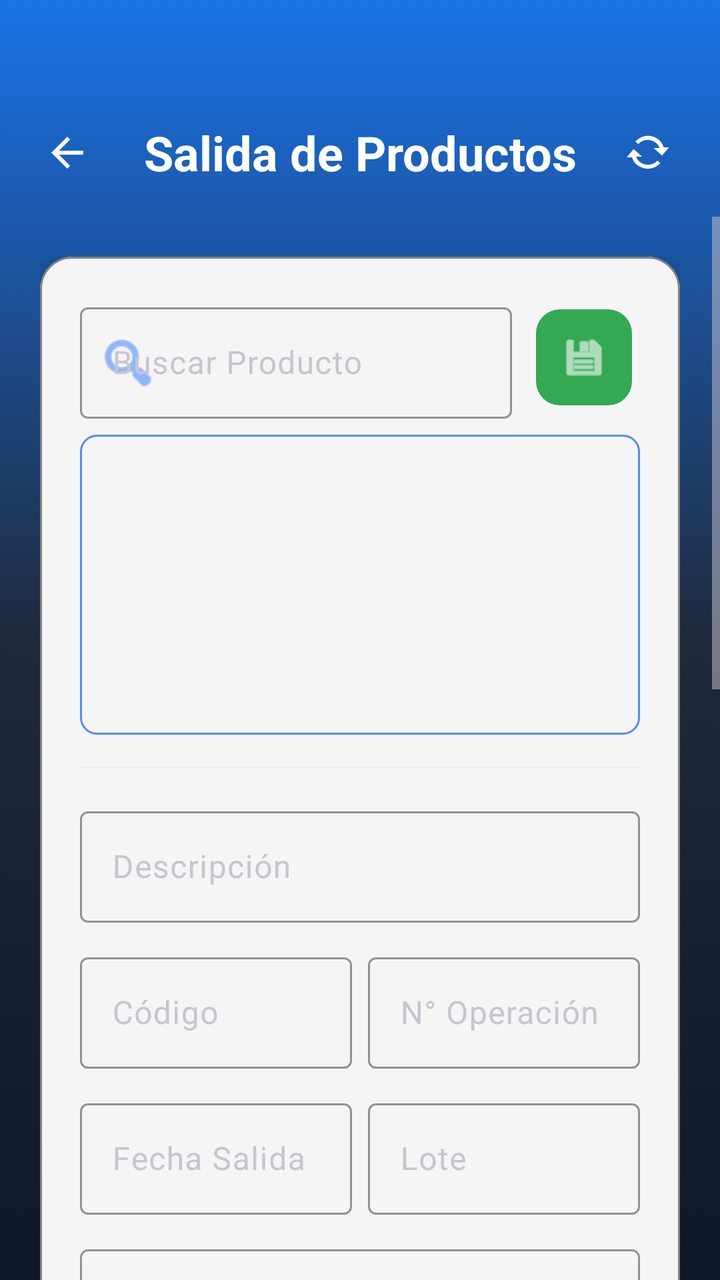
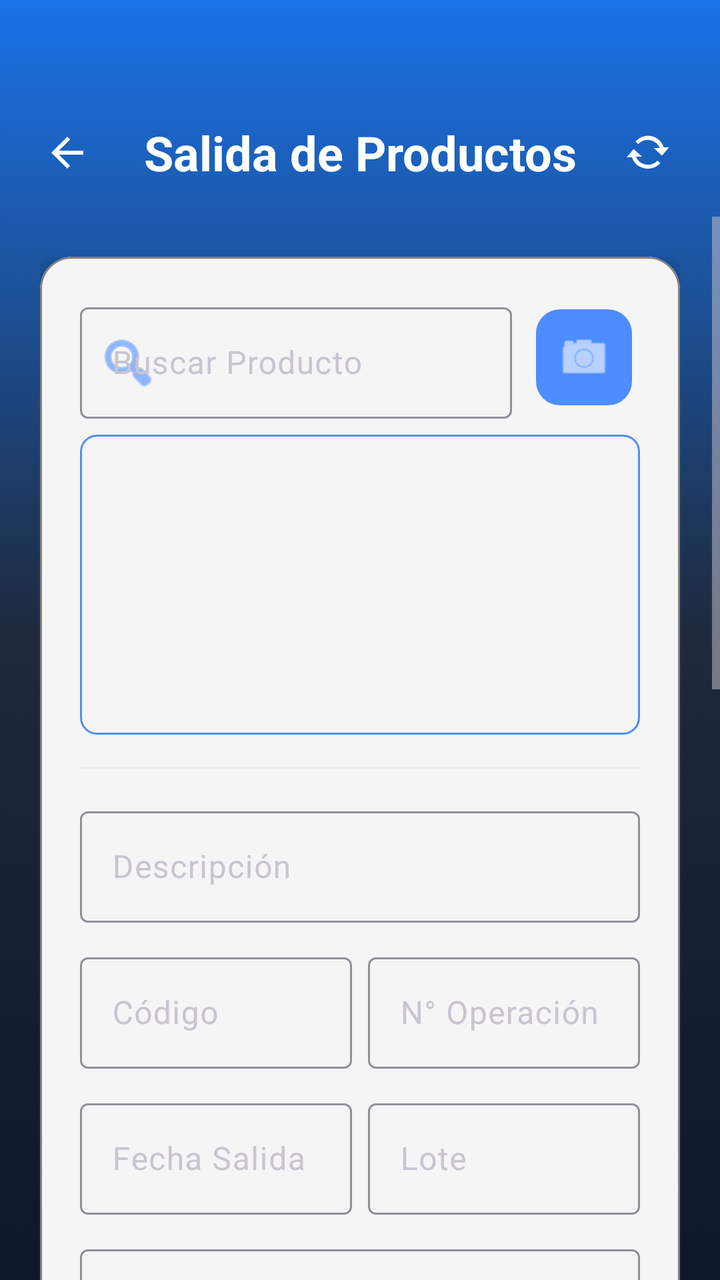

Screens rendered from an Android XML layout before and after an edit, with the pre-edit source and the edit as a unified diff.
<!-- AndroidManifest.xml: application theme Theme.InventarioApp -->
<!-- res/layout/activity_salida_productos.xml -->
<?xml version="1.0" encoding="utf-8"?>
<androidx.constraintlayout.widget.ConstraintLayout xmlns:android="http://schemas.android.com/apk/res/android"
    xmlns:app="http://schemas.android.com/apk/res-auto"
    xmlns:tools="http://schemas.android.com/tools"
    android:layout_width="match_parent"
    android:layout_height="match_parent"
    android:background="@drawable/fondo_degradado">

    
    <TextView
        android:id="@+id/tvTituloSalida"
        android:layout_width="wrap_content"
        android:layout_height="wrap_content"
        android:layout_marginTop="60dp"
        android:gravity="center"
        android:text="@string/title_salida"
        android:textColor="@color/white"
        android:textSize="24sp"
        android:textStyle="bold"
        app:layout_constraintEnd_toEndOf="parent"
        app:layout_constraintStart_toStartOf="parent"
        app:layout_constraintTop_toTopOf="parent" />

    <ImageButton
        android:id="@+id/btnBack"
        android:layout_width="51dp"
        android:layout_height="56dp"
        android:layout_marginStart="8dp"
        android:background="?attr/selectableItemBackgroundBorderless"
        android:contentDescription="@string/btn_volver"
        android:elevation="8dp"
        android:padding="12dp"
        android:src="@drawable/ic_back"
        app:layout_constraintBottom_toBottomOf="@id/tvTituloSalida"
        app:layout_constraintStart_toStartOf="parent"
        app:layout_constraintTop_toTopOf="@id/tvTituloSalida"
        app:tint="@color/white" />

    <ImageButton
        android:id="@+id/btnActualizar"
        android:layout_width="40dp"
        android:layout_height="40dp"
        android:layout_marginEnd="16dp"
        android:background="?attr/selectableItemBackgroundBorderless"
        android:contentDescription="@string/btn_actualizar"
        android:padding="8dp"
        android:src="@android:drawable/stat_notify_sync"
        app:layout_constraintBottom_toBottomOf="@id/tvTituloSalida"
        app:layout_constraintEnd_toEndOf="parent"
        app:layout_constraintTop_toTopOf="@id/tvTituloSalida"
        app:tint="@color/white" />

    
    <ScrollView
        android:layout_width="match_parent"
        android:layout_height="0dp"
        android:layout_marginTop="16dp"
        android:fillViewport="true"
        app:layout_constraintBottom_toBottomOf="parent"
        app:layout_constraintTop_toBottomOf="@id/tvTituloSalida">

        <LinearLayout
            android:layout_width="match_parent"
            android:layout_height="wrap_content"
            android:orientation="vertical"
            android:padding="20dp">

            <com.google.android.material.card.MaterialCardView
                android:layout_width="match_parent"
                android:layout_height="wrap_content"
                app:cardCornerRadius="16dp"
                app:cardElevation="4dp"
                app:cardBackgroundColor="@color/smoke_white"
                app:strokeWidth="1dp"
                app:strokeColor="@color/gray">

                <LinearLayout
                    android:layout_width="match_parent"
                    android:layout_height="wrap_content"
                    android:orientation="vertical"
                    android:padding="20dp">

                    
                    <LinearLayout
                        android:layout_width="match_parent"
                        android:layout_height="wrap_content"
                        android:gravity="center_vertical"
                        android:orientation="horizontal">

                        <com.google.android.material.textfield.TextInputLayout
                            android:id="@+id/tilBusqueda"
                            style="@style/Widget.Material3.TextInputLayout.OutlinedBox"
                            android:layout_width="0dp"
                            android:layout_height="wrap_content"
                            android:layout_weight="1"
                            android:layout_marginEnd="8dp"
                            android:hint="@string/hint_buscar_producto"
                            app:startIconDrawable="@android:drawable/ic_menu_search"
                            app:startIconTint="@color/primary"
                            app:endIconMode="clear_text"
                            app:endIconTint="@color/gray"
                            app:hintTextColor="@color/black">

                            <com.google.android.material.textfield.TextInputEditText
                                android:id="@+id/etBusquedaProductos"
                                android:layout_width="match_parent"
                                android:layout_height="wrap_content"
                                android:textColor="@color/black"
                                android:inputType="text" />
                        </com.google.android.material.textfield.TextInputLayout>

                        <com.google.android.material.button.MaterialButton
                            android:id="@+id/btnImportarExcel"
                            style="@style/Widget.Material3.Button.IconButton.Filled"
                            android:layout_width="56dp"
                            android:layout_height="56dp"
                            android:contentDescription="@string/btn_excel"
                            app:backgroundTint="@color/secondary"
                            app:cornerRadius="12dp"
                            app:icon="@android:drawable/ic_menu_save"
                            app:iconGravity="textStart"
                            app:iconPadding="0dp"
                            app:iconSize="24dp"
                            app:iconTint="@color/white" />
                    </LinearLayout>

                    <androidx.recyclerview.widget.RecyclerView
                        android:id="@+id/rvProductosBusqueda"
                        android:layout_width="match_parent"
                        android:layout_height="150dp"
                        android:layout_marginTop="8dp"
                        android:background="@drawable/bg_list_with_border" />

                    <View android:layout_width="match_parent" android:layout_height="1dp" android:layout_marginVertical="16dp" android:background="#EEEEEE" />

                    
                    <com.google.android.material.textfield.TextInputLayout
                        android:id="@+id/tilDescripcion"
                        style="@style/Widget.Material3.TextInputLayout.OutlinedBox"
                        android:layout_width="match_parent"
                        android:layout_height="wrap_content"
                        android:hint="@string/hint_descripcion"
                        app:hintTextColor="@color/black">

                        <com.google.android.material.textfield.TextInputEditText
                            android:id="@+id/etDescripcion"
                            android:layout_width="match_parent"
                            android:layout_height="wrap_content"
                            android:enabled="false"
                            android:textColor="@color/black"
                            android:inputType="text" />
                    </com.google.android.material.textfield.TextInputLayout>

                    <LinearLayout
                        android:layout_width="match_parent"
                        android:layout_height="wrap_content"
                        android:layout_marginTop="12dp"
                        android:orientation="horizontal">

                        <com.google.android.material.textfield.TextInputLayout
                            android:id="@+id/tilCodigo"
                            style="@style/Widget.Material3.TextInputLayout.OutlinedBox"
                            android:layout_width="0dp"
                            android:layout_height="wrap_content"
                            android:layout_weight="1"
                            android:layout_marginEnd="8dp"
                            android:hint="@string/label_codigo"
                            app:hintTextColor="@color/black">

                            <com.google.android.material.textfield.TextInputEditText
                                android:id="@+id/etCodigo"
                                android:layout_width="match_parent"
                                android:layout_height="wrap_content"
                                android:enabled="false"
                                android:textColor="@color/black"
                                android:inputType="text" />
                        </com.google.android.material.textfield.TextInputLayout>

                        <com.google.android.material.textfield.TextInputLayout
                            android:id="@+id/tilOperacion"
                            style="@style/Widget.Material3.TextInputLayout.OutlinedBox"
                            android:layout_width="0dp"
                            android:layout_height="wrap_content"
                            android:layout_weight="1"
                            android:hint="@string/label_operacion"
                            app:hintTextColor="@color/black">

                            <com.google.android.material.textfield.TextInputEditText
                                android:id="@+id/etOperacion"
                                android:layout_width="match_parent"
                                android:layout_height="wrap_content"
                                android:enabled="false"
                                android:textColor="@color/black"
                                android:inputType="number" />
                        </com.google.android.material.textfield.TextInputLayout>
                    </LinearLayout>

                    <LinearLayout
                        android:layout_width="match_parent"
                        android:layout_height="wrap_content"
                        android:layout_marginTop="12dp"
                        android:orientation="horizontal">

                        <com.google.android.material.textfield.TextInputLayout
                            android:id="@+id/tilFechaSalida"
                            style="@style/Widget.Material3.TextInputLayout.OutlinedBox"
                            android:layout_width="0dp"
                            android:layout_height="wrap_content"
                            android:layout_weight="1"
                            android:layout_marginEnd="8dp"
                            android:hint="@string/label_fecha_salida"
                            app:hintTextColor="@color/black">

                            <com.google.android.material.textfield.TextInputEditText
                                android:id="@+id/etFechaSalida"
                                android:layout_width="match_parent"
                                android:layout_height="wrap_content"
                                android:enabled="false"
                                android:textColor="@color/black"
                                android:inputType="date" />
                        </com.google.android.material.textfield.TextInputLayout>

                        <com.google.android.material.textfield.TextInputLayout
                            android:id="@+id/tilLote"
                            style="@style/Widget.Material3.TextInputLayout.OutlinedBox"
                            android:layout_width="0dp"
                            android:layout_height="wrap_content"
                            android:layout_weight="1"
                            android:hint="@string/label_lote"
                            app:hintTextColor="@color/black">

                            <com.google.android.material.textfield.TextInputEditText
                                android:id="@+id/etLote"
                                android:layout_width="match_parent"
                                android:layout_height="wrap_content"
                                android:enabled="false"
                                android:textColor="@color/black"
                                android:inputType="text" />
                        </com.google.android.material.textfield.TextInputLayout>
                    </LinearLayout>

                    <com.google.android.material.textfield.TextInputLayout
                        android:id="@+id/tilUsuario"
                        style="@style/Widget.Material3.TextInputLayout.OutlinedBox"
                        android:layout_width="match_parent"
                        android:layout_height="wrap_content"
                        android:layout_marginTop="12dp"
                        android:hint="@string/label_usuario"
                        app:hintTextColor="@color/black">

                        <com.google.android.material.textfield.TextInputEditText
                            android:id="@+id/etUsuario"
                            android:layout_width="match_parent"
                            android:layout_height="wrap_content"
                            android:textColor="@color/black"
                            android:inputType="text" />
                    </com.google.android.material.textfield.TextInputLayout>

                    <com.google.android.material.textfield.TextInputLayout
                        android:id="@+id/tilCantidad"
                        style="@style/Widget.Material3.TextInputLayout.OutlinedBox"
                        android:layout_width="match_parent"
                        android:layout_height="wrap_content"
                        android:layout_marginTop="12dp"
                        android:hint="@string/label_cantidad_retirar"
                        app:hintTextColor="@color/black">

                        <com.google.android.material.textfield.TextInputEditText
                            android:id="@+id/etCantidad"
                            android:layout_width="match_parent"
                            android:layout_height="wrap_content"
                            android:textColor="@color/black"
                            android:inputType="number" />
                    </com.google.android.material.textfield.TextInputLayout>

                    
                    <LinearLayout
                        android:layout_width="match_parent"
                        android:layout_height="wrap_content"
                        android:layout_marginTop="24dp"
                        android:gravity="center"
                        android:orientation="horizontal">

                        <com.google.android.material.button.MaterialButton
                            android:id="@+id/btnAgregar"
                            android:layout_width="wrap_content"
                            android:layout_height="wrap_content"
                            android:minWidth="200dp"
                            android:padding="12dp"
                            android:text="@string/btn_agregar"
                            app:cornerRadius="12dp" />

                    </LinearLayout>

                    <View android:layout_width="match_parent" android:layout_height="1dp" android:layout_marginVertical="16dp" android:background="#EEEEEE" />

                    <LinearLayout
                        android:layout_width="match_parent"
                        android:layout_height="wrap_content"
                        android:gravity="center_vertical"
                        android:orientation="horizontal">

                        <TextView
                            android:layout_width="0dp"
                            android:layout_height="wrap_content"
                            android:layout_weight="1"
                            android:text="@string/label_productos_seleccionados"
                            android:textColor="@color/primary"
                            android:textStyle="bold" />

                        <com.google.android.material.button.MaterialButton
                            android:id="@+id/btnModificar"
                            style="@style/Widget.Material3.Button.OutlinedButton"
                            android:layout_width="wrap_content"
                            android:layout_height="wrap_content"
                            android:layout_marginEnd="8dp"
                            android:minWidth="0dp"
                            android:minHeight="0dp"
                            android:paddingHorizontal="8dp"
                            android:paddingVertical="4dp"
                            android:text="@string/btn_modificar"
                            android:textColor="@color/primary"
                            android:textSize="12sp"
                            app:cornerRadius="8dp"
                            app:icon="@android:drawable/ic_menu_edit"
                            app:iconSize="16dp"
                            app:iconTint="@color/primary"
                            app:strokeColor="@color/primary"
                            app:strokeWidth="1dp" />

                        <com.google.android.material.button.MaterialButton
                            android:id="@+id/btnEliminar"
                            style="@style/Widget.Material3.Button.OutlinedButton"
                            android:layout_width="wrap_content"
                            android:layout_height="wrap_content"
                            android:minWidth="0dp"
                            android:minHeight="0dp"
                            android:paddingHorizontal="8dp"
                            android:paddingVertical="4dp"
                            android:text="@string/btn_eliminar"
                            android:textColor="@color/error_red"
                            android:textSize="12sp"
                            app:cornerRadius="8dp"
                            app:icon="@android:drawable/ic_menu_delete"
                            app:iconSize="16dp"
                            app:iconTint="@color/error_red"
                            app:strokeColor="@color/error_red"
                            app:strokeWidth="1dp" />
                    </LinearLayout>

                    <androidx.recyclerview.widget.RecyclerView
                        android:id="@+id/rvProductos"
                        android:layout_width="match_parent"
                        android:layout_height="200dp"
                        android:layout_marginTop="8dp"
                        android:background="@drawable/bg_list_with_border" />

                    
                    <com.google.android.material.button.MaterialButton
                        android:id="@+id/btnSalir"
                        android:layout_width="match_parent"
                        android:layout_height="wrap_content"
                        android:layout_marginTop="24dp"
                        android:padding="16dp"
                        android:text="@string/btn_finalizar"
                        app:cornerRadius="12dp" />

                </LinearLayout>
            </com.google.android.material.card.MaterialCardView>

            <View
                android:layout_width="match_parent"
                android:layout_height="60dp" />

        </LinearLayout>
    </ScrollView>

</androidx.constraintlayout.widget.ConstraintLayout>
<!-- resources referenced by this layout -->
<resources>
  <color name="black">#FF000000</color>
  <color name="error_red">#FF6B6B</color>
  <color name="gray">#FF808080</color>
  <color name="primary">#4D8DFF</color>
  <color name="secondary">#34A853</color>
  <color name="smoke_white">#F5F5F5</color>
  <color name="white">#FFFFFFFF</color>
  <!-- drawable bg_list_with_border (drawable) -->
  <?xml version="1.0" encoding="utf-8"?>
  <shape xmlns:android="http://schemas.android.com/apk/res/android">
      <solid android:color="@color/smoke_white" />
      <stroke
          android:width="1dp"
          android:color="@color/primary" />
      <corners android:radius="8dp" />
  </shape>
  <!-- drawable fondo_degradado (drawable) -->
  <?xml version="1.0" encoding="utf-8"?>
  <selector xmlns:android="http://schemas.android.com/apk/res/android">
      <item>
          <shape android:shape="rectangle">
              <gradient
                  android:angle="270"
                  android:startColor="@color/grad_start"
                  android:centerColor="@color/surface"
                  android:endColor="#0F172A" />
          </shape>
      </item>
  </selector>
  <!-- drawable ic_back (drawable) -->
  <vector xmlns:android="http://schemas.android.com/apk/res/android"
      android:width="24dp"
      android:height="24dp"
      android:viewportWidth="24"
      android:viewportHeight="24">
    <path
        android:fillColor="#FFFFFF"
        android:pathData="M20,11H7.83l5.59,-5.59L12,4l-8,8 8,8 1.41,-1.41L7.83,13H20v-2z"/>
  </vector>
  <string name="btn_actualizar">ACTUALIZAR</string>
  <string name="btn_agregar">AGREGAR</string>
  <string name="btn_eliminar">ELIMINAR</string>
  <string name="btn_excel">Exportar Excel</string>
  <string name="btn_finalizar">FINALIZAR</string>
  <string name="btn_modificar">MODIFICAR</string>
  <string name="btn_volver">Volver</string>
  <string name="hint_buscar_producto">Buscar Producto</string>
  <string name="hint_descripcion">Descripción</string>
  <string name="label_cantidad_retirar">Cantidad a Retirar</string>
  <string name="label_codigo">Código</string>
  <string name="label_fecha_salida">Fecha Salida</string>
  <string name="label_lote">Lote</string>
  <string name="label_operacion">N° Operación</string>
  <string name="label_productos_seleccionados">Productos Seleccionados</string>
  <string name="label_usuario">Usuario</string>
  <string name="title_salida">Salida de Productos</string>
  <style name="Theme.InventarioApp" parent="Theme.Material3.Dark.NoActionBar">
          
          <item name="colorPrimary">@color/primary</item>
          <item name="colorOnPrimary">@color/white</item>
          <item name="colorPrimaryContainer">@color/primary_variant</item>
          <item name="colorOnPrimaryContainer">@color/white</item>
          <item name="colorSecondary">@color/secondary</item>
          <item name="android:statusBarColor">#0F172A</item>
          <item name="android:windowBackground">@drawable/fondo_degradado</item>
  
          
          <item name="textInputStyle">@style/Widget.Material3.TextInputLayout.OutlinedBox</item>
      </style>
  <color name="grad_start">#1A73E8</color>
  <color name="surface">#1E293B</color>
  <color name="primary_variant">#1A73E8</color>
</resources>

<!-- the commit's change to res/layout/activity_salida_productos.xml (unified diff, before → after) -->
@@ -110,17 +110,17 @@
                         </com.google.android.material.textfield.TextInputLayout>
 
                         <com.google.android.material.button.MaterialButton
-                            android:id="@+id/btnImportarExcel"
+                            android:id="@+id/btnEscanear"
                             style="@style/Widget.Material3.Button.IconButton.Filled"
                             android:layout_width="56dp"
                             android:layout_height="56dp"
-                            android:contentDescription="@string/btn_excel"
-                            app:backgroundTint="@color/secondary"
+                            android:contentDescription="@string/btn_escanear"
+                            app:backgroundTint="@color/primary"
                             app:cornerRadius="12dp"
-                            app:icon="@android:drawable/ic_menu_save"
+                            app:icon="@android:drawable/ic_menu_camera"
                             app:iconGravity="textStart"
                             app:iconPadding="0dp"
-                            app:iconSize="24dp"
+                            app:iconSize="28dp"
                             app:iconTint="@color/white" />
                     </LinearLayout>
 
<!-- resource entries referenced after the edit -->
@@ -42,7 +42,7 @@
   <string name="btn_actualizar">ACTUALIZAR</string>
   <string name="btn_agregar">AGREGAR</string>
   <string name="btn_eliminar">ELIMINAR</string>
-  <string name="btn_excel">Exportar Excel</string>
+  <string name="btn_escanear">Escanear QR</string>
   <string name="btn_finalizar">FINALIZAR</string>
   <string name="btn_modificar">MODIFICAR</string>
   <string name="btn_volver">Volver</string>
